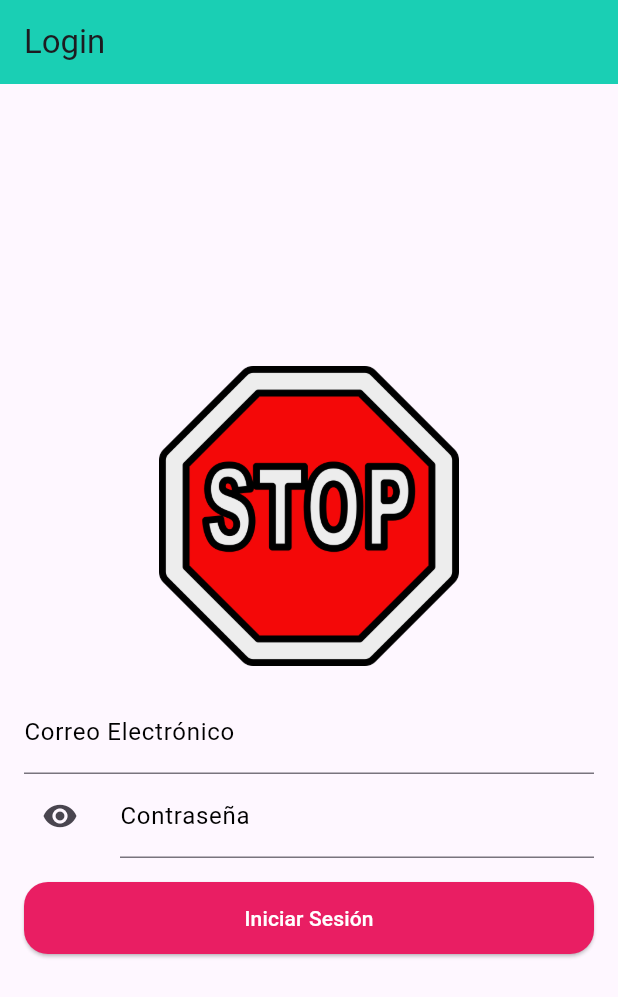
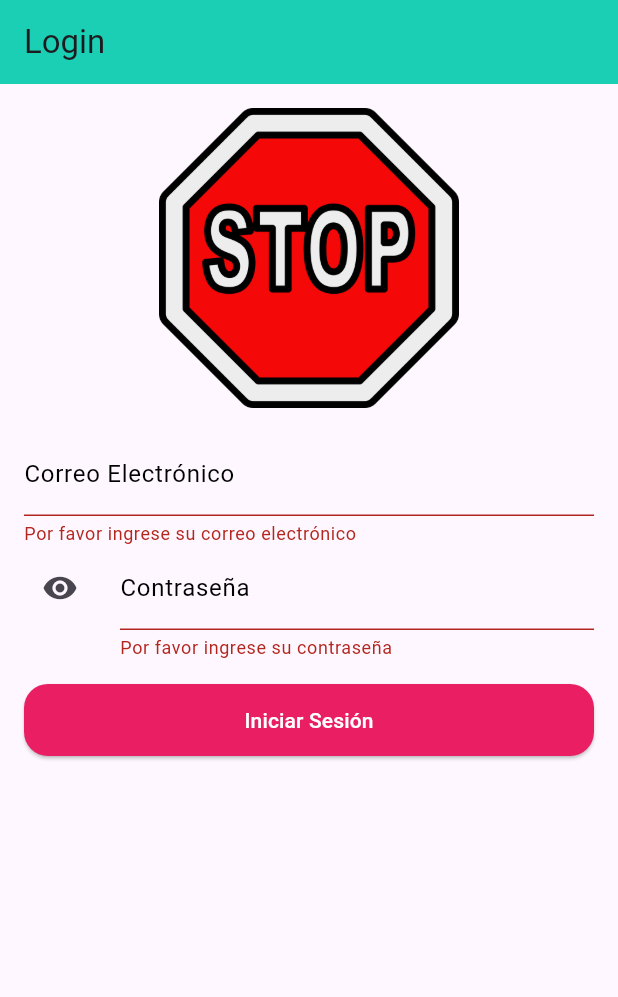
Before and after one commit to LuisVad/learning_lebc_9c, a Flutter app: the screen it shows after launch, after a tap on "Iniciar Sesión", on a phone screen of 412 x 824 dp. Shown: the top 997 px of the screen. Run offline on Flutter 3.47's test engine with Material 3 defaults, Android fonts, the light colour scheme and no system bars; our stand-ins replace firebase_auth, firebase_core; accounts and stored records are empty.

Commit message:
[ADD] Avance #5
Clase DMI 14/10/2024

```diff
--- a/lib/main.dart
+++ b/lib/main.dart
@@ -1,4 +1,6 @@
 import 'package:flutter/material.dart';
+import 'package:firebase_core/firebase_core.dart';
+import 'firebase_options.dart';
 import 'package:learning_lebc_9c/modules/auth/login.dart';
 import 'package:learning_lebc_9c/modules/home/screens/home.dart';
 import 'package:learning_lebc_9c/modules/profile/screens/profile_screen.dart';
@@ -7,7 +9,11 @@ import 'package:learning_lebc_9c/modules/top/screens/top_screen.dart';
 import 'package:learning_lebc_9c/navigation/app_navigator.dart';
 import 'package:learning_lebc_9c/widgets/splash_screen.dart';
 
-void main() {
+void main() async {
+  WidgetsFlutterBinding.ensureInitialized();
+  await Firebase.initializeApp(
+      options: DefaultFirebaseOptions.currentPlatform,
+  );
   runApp(const MyApp());
 }
 
--- a/lib/modules/auth/login.dart
+++ b/lib/modules/auth/login.dart
@@ -1,3 +1,4 @@
+import 'package:firebase_auth/firebase_auth.dart';
 import 'package:flutter/material.dart';
 
 class Login extends StatefulWidget {
@@ -10,7 +11,41 @@ class Login extends StatefulWidget {
 class _LoginState extends State<Login> {
   final TextEditingController _email = TextEditingController();
   final TextEditingController _password = TextEditingController();
+  final GlobalKey<FormState> _formKey = GlobalKey<FormState>();
   bool _isObscure = true;
+
+  // Función para validar el correo electrónico
+  String? _validateEmail(String? value) {
+    if (value == null || value.isEmpty) {
+      return 'Por favor ingrese su correo electrónico';
+    }
+    final RegExp emailRegex = RegExp(
+        r'^[a-zA-Z0-9]+@[a-zA-Z0-9]+\.[a-zA-Z]+');
+    if (!emailRegex.hasMatch(value)) {
+      return 'Ingrese un correo electrónico válido';
+    }
+    return null;
+  }
+
+  // Función para validar la contraseña
+  String? _validatePassword(String? value) {
+    if (value == null || value.isEmpty) {
+      return 'Por favor ingrese su contraseña';
+    }
+    if (value.length < 6) {
+      return 'La contraseña debe tener al menos 6 caracteres';
+    }
+    if (!RegExp(r'[A-Z]').hasMatch(value)) {
+      return 'La contraseña debe contener al menos una letra mayúscula';
+    }
+    if (!RegExp(r'\d').hasMatch(value)) {
+      return 'La contraseña debe contener al menos un número';
+    }
+    if (!RegExp(r'[!@#$%^&*(),.?":{}|<>]').hasMatch(value)) {
+      return 'La contraseña debe contener al menos un carácter especial';
+    }
+    return null;
+  }
 
   @override
   Widget build(BuildContext context) {
@@ -19,9 +54,11 @@ class _LoginState extends State<Login> {
           title: const Text('Login'),
           backgroundColor: const Color.fromARGB(255, 26, 207, 180),
         ),
-        body: Padding(
+        body: SingleChildScrollView(
           padding: const EdgeInsets.all(16.0),
-          child: Column(mainAxisAlignment: MainAxisAlignment.center, children: [
+          child: Form(
+            key: _formKey,
+            child: Column(mainAxisAlignment: MainAxisAlignment.center, children: [
             Image.asset('assets/stop.png', width: 200, height: 200),
             const SizedBox(height: 16),
             TextFormField(
@@ -33,6 +70,7 @@ class _LoginState extends State<Login> {
               ),
               keyboardType: TextInputType.emailAddress,
               controller: _email,
+              validator: _validateEmail, // Validación de correo
             ),
             TextFormField(
               decoration: InputDecoration(
@@ -50,15 +88,30 @@ class _LoginState extends State<Login> {
                           : Icons.visibility_off))),
               controller: _password,
               obscureText: _isObscure,
+              validator: _validatePassword, // Validación de contraseña
             ),
             const SizedBox(height: 16),
             SizedBox(
                 width: double.infinity,
                 height: 48,
                 child: ElevatedButton(
-                  onPressed: () {
-                    print('Email: ${_email.text}');
-                    print('Password: ${_password.text}');
+                  onPressed: () async {
+                    if (_formKey.currentState!.validate()) {
+                      print('Email: ${_email.text}');
+                      print('Password: ${_password.text}');
+                      try {
+                          final credential = await FirebaseAuth.instance.signInWithEmailAndPassword(
+                            email: _email.text,
+                            password: _password.text
+                          );
+                        } on FirebaseAuthException catch (e) {
+                          if (e.code == 'user-not-found') {
+                            print('No user found for that email.');
+                          } else if (e.code == 'wrong-password') {
+                            print('Wrong password provided for that user.');
+                          }
+                      }
+                    }
                   },
                   style: OutlinedButton.styleFrom(
                       backgroundColor: Colors.pink,
@@ -69,6 +122,7 @@ class _LoginState extends State<Login> {
                   child: const Text('Iniciar Sesión'),
                 ))
           ]),
+          )
         ));
   }
 }
--- a/lib/modules/profile/screens/profile_screen.dart
+++ b/lib/modules/profile/screens/profile_screen.dart
@@ -1,3 +1,4 @@
+import 'package:firebase_auth/firebase_auth.dart';
 import 'package:flutter/material.dart';
 
 class ProfileScreen extends StatelessWidget {
@@ -50,8 +51,9 @@ class ProfileScreen extends StatelessWidget {
                   ListTile(
                     leading: const Icon(Icons.logout),
                     title: const Text('Cerrar Sesión'),
-                    onTap: () {
-                      // Maneja el tap en Logout
+                    onTap: () async {
+                      print("Cerrando Sesión");
+                      await FirebaseAuth.instance.signOut();
                     },
                   ),
                 ],
--- a/lib/widgets/splash_screen.dart
+++ b/lib/widgets/splash_screen.dart
@@ -1,3 +1,4 @@
+import 'package:firebase_auth/firebase_auth.dart';
 import 'package:flutter/material.dart';
 
 class SplashScreen extends StatefulWidget {
@@ -11,9 +12,16 @@ class _SplashScreenState extends State<SplashScreen> {
   @override
   void initState() {
     super.initState();
+
     Future.delayed(const Duration(seconds: 3), () {
-      // ignore: use_build_context_synchronously
-      Navigator.pushReplacementNamed(context, '/login');
+      FirebaseAuth.instance.authStateChanges().listen((User? user) {
+        if (user != null) {
+          print(user.uid);
+          Navigator.pushReplacementNamed(context, '/menu');
+        } else {
+          Navigator.pushReplacementNamed(context, '/login');
+        }
+      });
     });
   }
 
--- a/pubspec.yaml
+++ b/pubspec.yaml
@@ -10,6 +10,8 @@ dependencies:
   flutter:
     sdk: flutter
   cupertino_icons: ^1.0.8
+  firebase_core: ^3.6.0
+  firebase_auth: ^5.3.1
 
 dev_dependencies:
   flutter_test:
```
Also changed, not shown: firebase.json (added), lib/firebase_options.dart (added), pubspec.lock, 6 other files.
